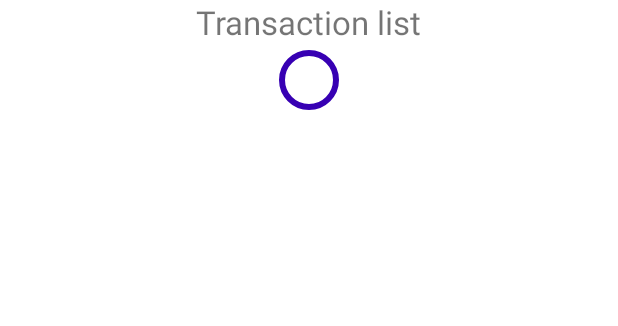
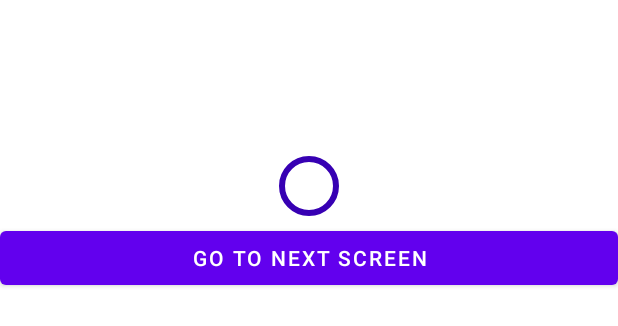
Before and after one commit to ham8821/android_tech_playground_project, an Android app: the layout fragment_transacton_list.xml on its own in the app's theme, with its tools: preview values and no code run, on a phone screen of 412 x 824 dp. Shown: the top 326 px of the screen. Run offline under Robolectric (Android 15) with nearby library versions, the phone set to English and light mode, and no system bars.

```diff
--- a/app/build.gradle
+++ b/app/build.gradle
@@ -2,6 +2,7 @@ plugins {
     id 'com.android.application'
     id 'kotlin-android'
     id 'kotlin-kapt'
+    id 'androidx.navigation.safeargs'
 }
 
 android {
@@ -80,6 +81,9 @@ dependencies {
     //LifeCycle
     implementation 'androidx.lifecycle:lifecycle-common:2.2.0'
     implementation 'androidx.lifecycle:lifecycle-runtime:2.2.0'
-//    implementation 'android.arch.lifecycle:extensions:2.2.0'
     implementation 'androidx.lifecycle:lifecycle-livedata-ktx:2.2.0'
+
+    implementation 'android.arch.navigation:navigation-fragment:1.0.0-alpha04'
+    implementation 'android.arch.navigation:navigation-ui:1.0.0-alpha04'
+
 }
--- a/app/src/main/res/layout/fragment_transacton_list.xml
+++ b/app/src/main/res/layout/fragment_transacton_list.xml
@@ -4,13 +4,6 @@
     android:layout_height="match_parent"
     xmlns:app="http://schemas.android.com/apk/res-auto"
     android:orientation="vertical">
-
-    <TextView
-        android:layout_width="wrap_content"
-        android:layout_height="wrap_content"
-        android:textSize="22sp"
-        android:layout_gravity="center_horizontal"
-        android:text="Transaction list"/>
 
     <androidx.recyclerview.widget.RecyclerView
         android:id="@+id/transaction_list"
@@ -19,9 +12,10 @@
 
     <com.google.android.material.progressindicator.CircularProgressIndicator
         android:id="@+id/progress_circular"
-        android:layout_width="wrap_content"
+        android:layout_width="match_parent"
         android:layout_height="wrap_content"
-        android:layout_gravity="center"
+        android:layout_gravity="center_horizontal"
+        android:layout_marginTop="100dp"
         app:trackColor="@color/purple_700"
         android:visibility="visible"/>
 
@@ -30,8 +24,16 @@
         android:layout_width="wrap_content"
         android:layout_height="wrap_content"
         android:textSize="22sp"
+        android:layout_marginTop="100dp"
         android:visibility="gone"
         android:layout_gravity="center_horizontal"
         android:text="No Transactons Found"/>
 
+    <Button
+        android:id="@+id/button"
+        android:layout_gravity="bottom"
+        android:layout_width="match_parent"
+        android:layout_height="wrap_content"
+        android:text="Go to next screen" />
+
 </LinearLayout>
--- a/build.gradle
+++ b/build.gradle
@@ -9,6 +9,7 @@ buildscript {
     dependencies {
         classpath 'com.android.tools.build:gradle:7.0.0'
         classpath "org.jetbrains.kotlin:kotlin-gradle-plugin:1.5.20"
+        classpath("androidx.navigation:navigation-safe-args-gradle-plugin:2.3.5")
     }
 }
 
```
Also changed, not shown: app/src/main/java/nz/co/test/transactions/di/modules/ActivitiesModule.kt (+0 -1 lines), app/src/main/java/nz/co/test/transactions/di/modules/NetworkModule.kt (+1 -1 lines), app/src/main/java/nz/co/test/transactions/infrastructure/services/TransactionsService.kt (+1 -1 lines), app/src/main/java/nz/co/test/transactions/ui/fragments/TransactionDetailFragment.kt (added, +23 -0 lines), app/src/main/java/nz/co/test/transactions/ui/fragments/TransactionListFragment.kt (+6 -2 lines), app/src/main/res/drawable/ic_chevron.xml (added, +14 -0 lines), app/src/main/res/layout/fragment_transaction_detail.xml (added, +20 -0 lines), app/src/main/res/layout/list_item_transaction.xml (+6 -5 lines), app/src/main/res/navigation/navigation_graph.xml (added, +25 -0 lines).
